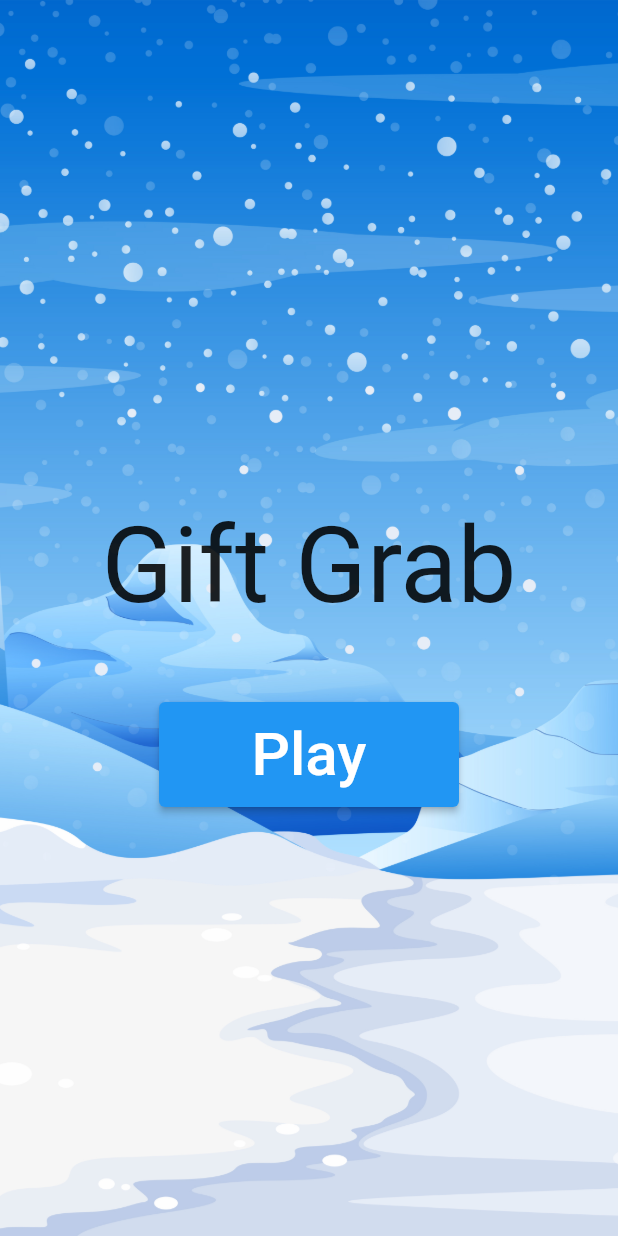
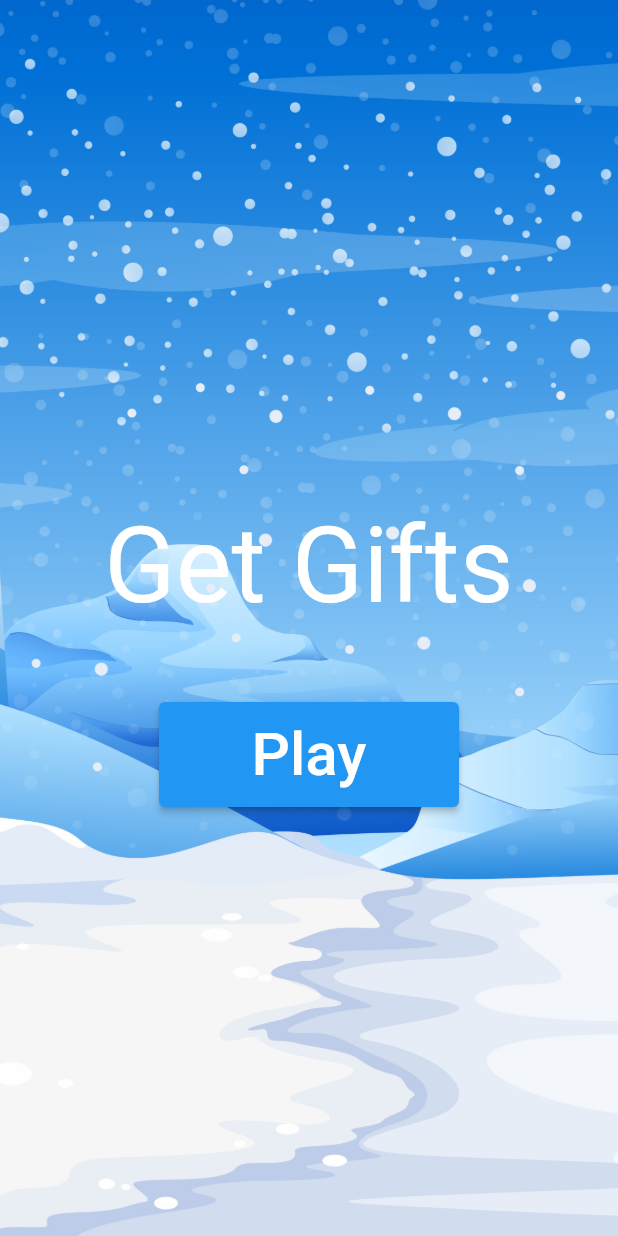
Before and after one commit to Jayakrishnan-manoj/Get_Gifts, a Flutter app: the screen it shows after launch, on a phone screen of 412 x 824 dp. Run offline on Flutter 3.47's test engine with Material 2 defaults, Android fonts, the light colour scheme and no system bars; missing offline and left inert: flame, flame_audio.

Commit message:
minor code refactor

```diff
--- a/lib/screens/main_menu.dart
+++ b/lib/screens/main_menu.dart
@@ -24,9 +24,10 @@ class MainMenu extends StatelessWidget {
               const Padding(
                 padding: EdgeInsets.symmetric(vertical: 50),
                 child: Text(
-                  'Gift Grab',
+                  'Get Gifts',
                   style: TextStyle(
                     fontSize: 70,
+                    color: Colors.white,
                   ),
                 ),
               ),
@@ -34,7 +35,6 @@ class MainMenu extends StatelessWidget {
                 width: 200,
                 height: 70,
                 child: ElevatedButton(
-
                   onPressed: () {
                     Navigator.of(context).pushReplacement(
                       MaterialPageRoute(
```
